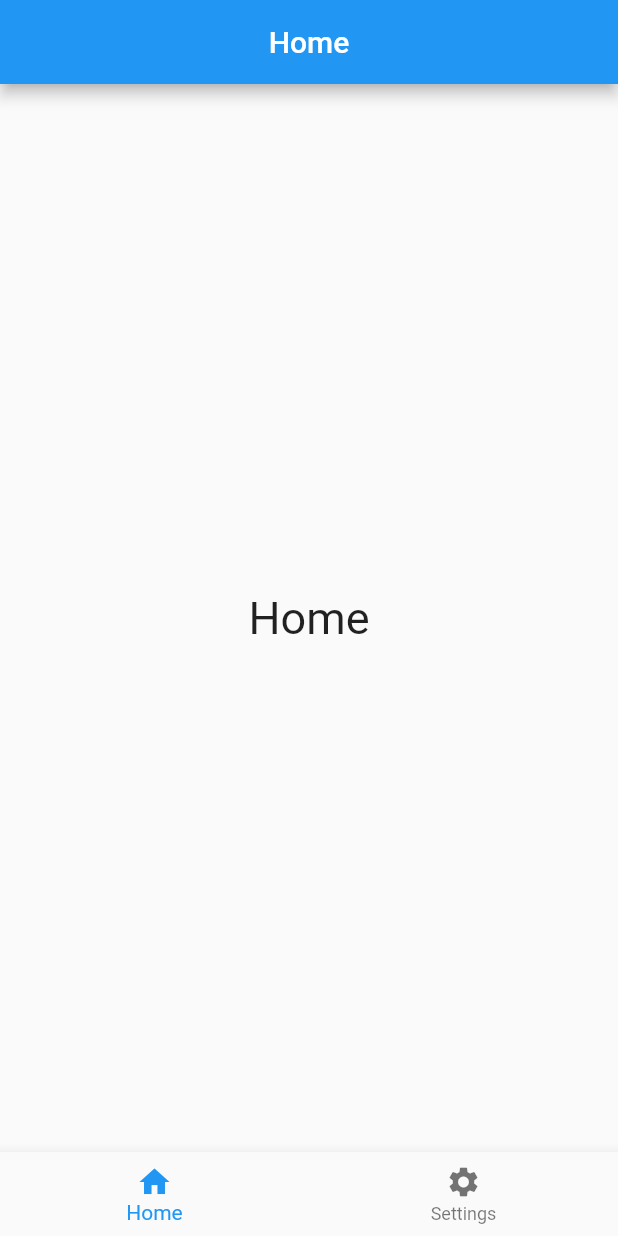
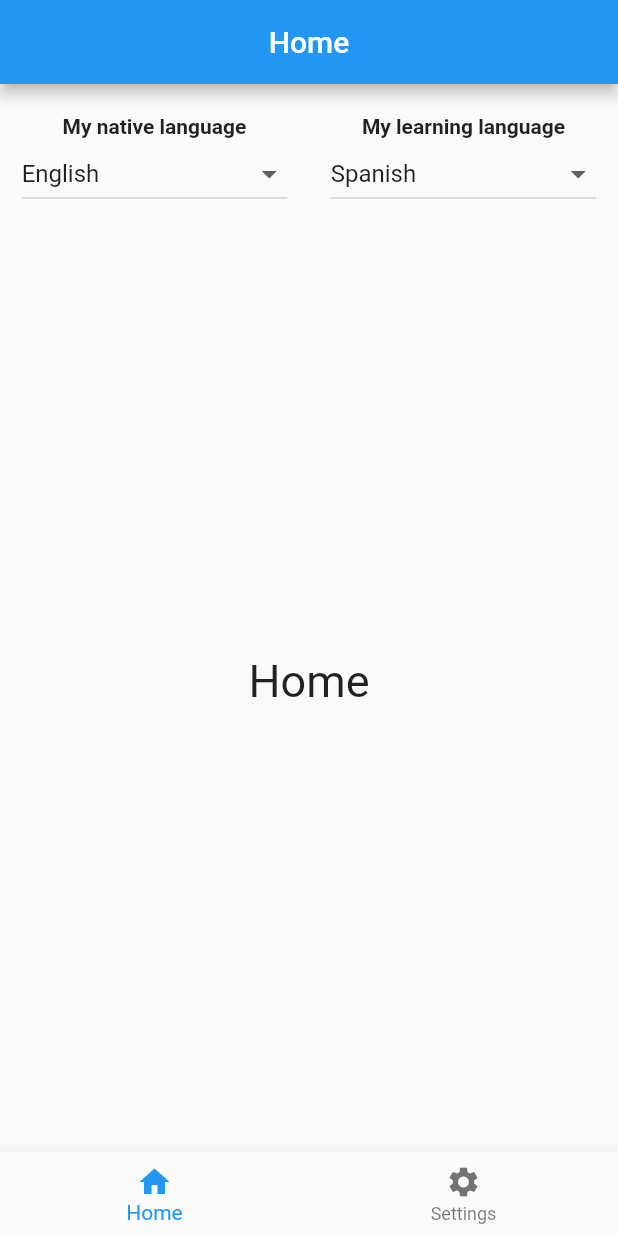
Before and after one commit to ohsofoxy273/virtaulas, a Flutter app: the screen it shows after launch, on a phone screen of 412 x 824 dp. Run offline on Flutter 3.47's test engine with Material 2 defaults, Android fonts, the light colour scheme and no system bars.

Commit message:
add select boxes

```diff
--- a/flutter_lang_learning/lib/main.dart
+++ b/flutter_lang_learning/lib/main.dart
@@ -22,7 +22,7 @@ class MyApp extends StatelessWidget {
             title: Text(provider.title),
             centerTitle: true,
           ),
-          body: provider.pages[provider.currentIndex],
+          body: provider.currentIndex == 0 ? HomePage() : SettingsPage(),
           bottomNavigationBar: BottomNavigationBar(
             currentIndex: provider.currentIndex,
             onTap: (index) {
@@ -47,6 +47,8 @@ class MyApp extends StatelessWidget {
 
 class BottomNavBarProvider with ChangeNotifier {
   int _currentIndex = 0;
+  String _nativeLanguage = 'English';
+  String _learningLanguage = 'Spanish';
 
   final List<Widget> _pages = [
     HomePage(),
@@ -63,17 +65,105 @@ class BottomNavBarProvider with ChangeNotifier {
   }
 
   String get title => _currentIndex == 0 ? 'Home' : 'Settings';
+
+  String get nativeLanguage => _nativeLanguage;
+
+  set nativeLanguage(String language) {
+    _nativeLanguage = language;
+    notifyListeners();
+  }
+
+  String get learningLanguage => _learningLanguage;
+
+  set learningLanguage(String language) {
+    _learningLanguage = language;
+    notifyListeners();
+  }
 }
 
 class HomePage extends StatelessWidget {
   @override
   Widget build(BuildContext context) {
-    return Center(
-      child: Text(
-        'Home',
-        style: TextStyle(fontSize: 30),
-      ),
-    );
+    return Container(
+        margin: EdgeInsets.only(top: 20),
+        child: Column(
+          children: [
+            Row(
+              children: [
+                Expanded(
+                  child: Column(
+                    children: [
+                      Text('My native language',
+                          style: TextStyle(fontWeight: FontWeight.bold)),
+                      DropdownButton<String>(
+                        value: Provider.of<BottomNavBarProvider>(context)
+                            .nativeLanguage,
+                        onChanged: (newValue) {
+                          Provider.of<BottomNavBarProvider>(context,
+                                  listen: false)
+                              .nativeLanguage = newValue!;
+                        },
+                        items: [
+                          DropdownMenuItem(
+                            value: 'English',
+                            child: Text('English'),
+                          ),
+                          DropdownMenuItem(
+                            value: 'Spanish',
+                            child: Text('Spanish'),
+                          ),
+                          DropdownMenuItem(
+                            value: 'European Portuguese',
+                            child: Text('European Portuguese'),
+                          ),
+                        ],
+                      ),
+                    ],
+                  ),
+                ),
+                Expanded(
+                  child: Column(
+                    children: [
+                      Text('My learning language',
+                          style: TextStyle(fontWeight: FontWeight.bold)),
+                      DropdownButton<String>(
+                        value: Provider.of<BottomNavBarProvider>(context)
+                            .learningLanguage,
+                        onChanged: (newValue) {
+                          Provider.of<BottomNavBarProvider>(context,
+                                  listen: false)
+                              .learningLanguage = newValue!;
+                        },
+                        items: [
+                          DropdownMenuItem(
+                            value: 'English',
+                            child: Text('English'),
+                          ),
+                          DropdownMenuItem(
+                            value: 'Spanish',
+                            child: Text('Spanish'),
+                          ),
+                          DropdownMenuItem(
+                            value: 'European Portuguese',
+                            child: Text('European Portuguese'),
+                          ),
+                        ],
+                      ),
+                    ],
+                  ),
+                ),
+              ],
+            ),
+            Expanded(
+              child: Center(
+                child: Text(
+                  'Home',
+                  style: TextStyle(fontSize: 30),
+                ),
+              ),
+            ),
+          ],
+        ));
   }
 }
 
```
